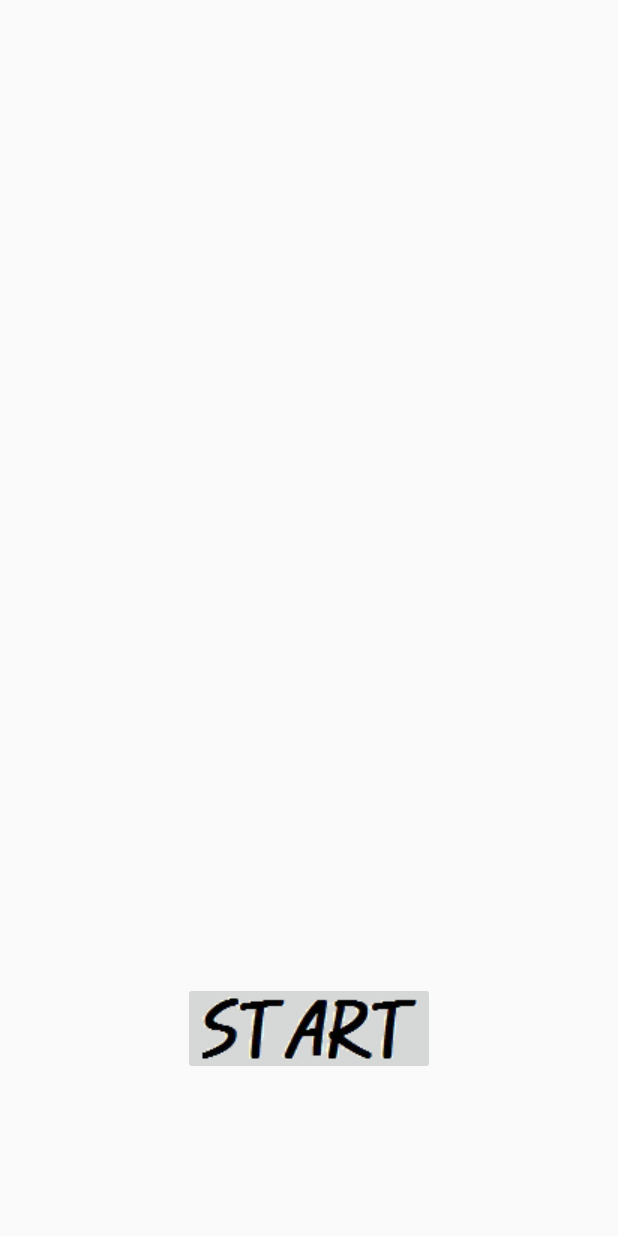
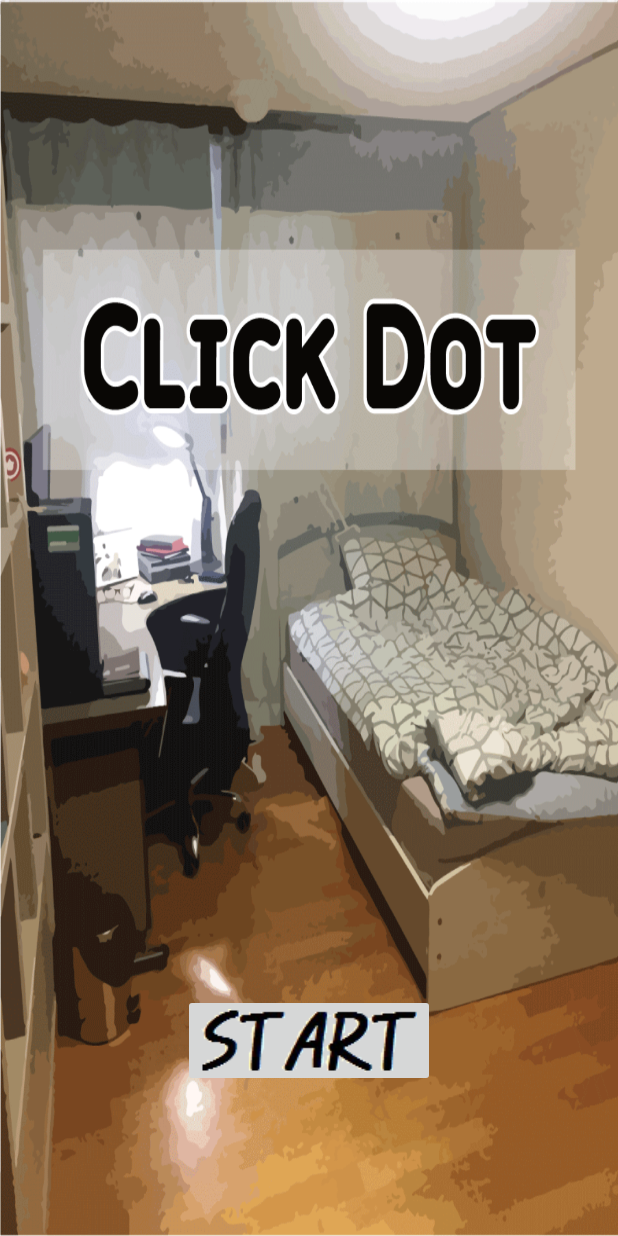
Before and after one commit to DrowsyDormouse/Click-Dot, an Android app: the screen it shows after launch (MainActivity), on a phone screen of 412 x 824 dp. Run offline under Robolectric (Android 15) with nearby library versions, the phone set to English and light mode, and no system bars.

Commit message:
Final code
It's last.

```diff
--- a/src/main/res/layout/activity_main.xml
+++ b/src/main/res/layout/activity_main.xml
@@ -9,14 +9,16 @@
     android:paddingLeft="@dimen/activity_horizontal_margin"
     android:paddingRight="@dimen/activity_horizontal_margin"
     android:paddingTop="@dimen/activity_vertical_margin"
+    android:background="@drawable/bg_image_title"
     tools:context="com.example.song.clickdot.MainActivity">
 
     <ImageButton
         android:layout_width="wrap_content"
         android:layout_height="wrap_content"
         app:srcCompat="@drawable/start"
-        android:layout_marginBottom="91dp"
-        android:id="@+id/startButton"
         android:layout_alignParentBottom="true"
-        android:layout_centerHorizontal="true" />
+        android:layout_centerHorizontal="true"
+        android:layout_marginBottom="83dp"
+        android:id="@+id/startButton" />
+
 </RelativeLayout>
```
